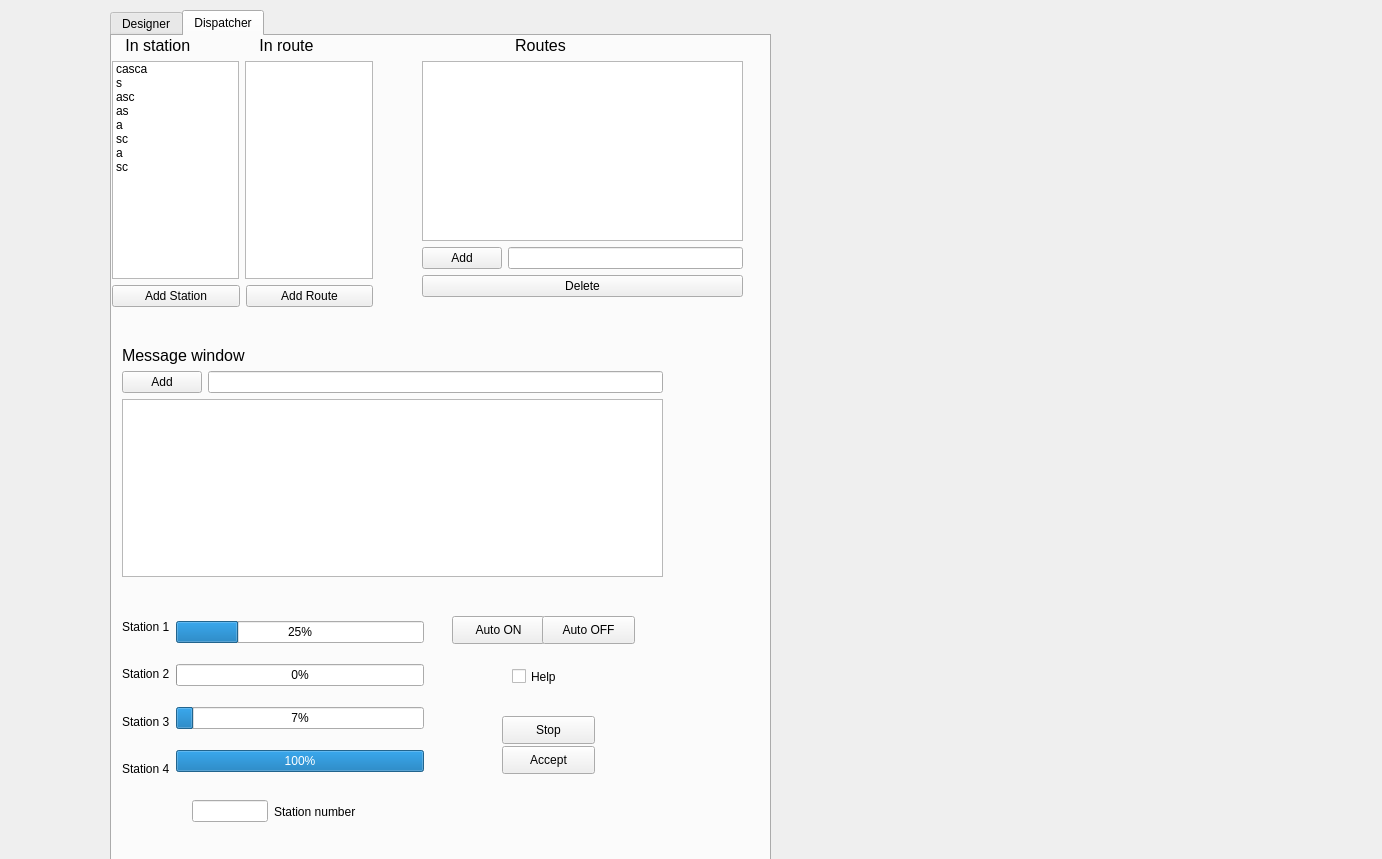
The window that DispatchHero/DispatchHero_dockwidget_base.ui (pimklaassen/GEO1005) describes before a commit, drawn with Qt 5.
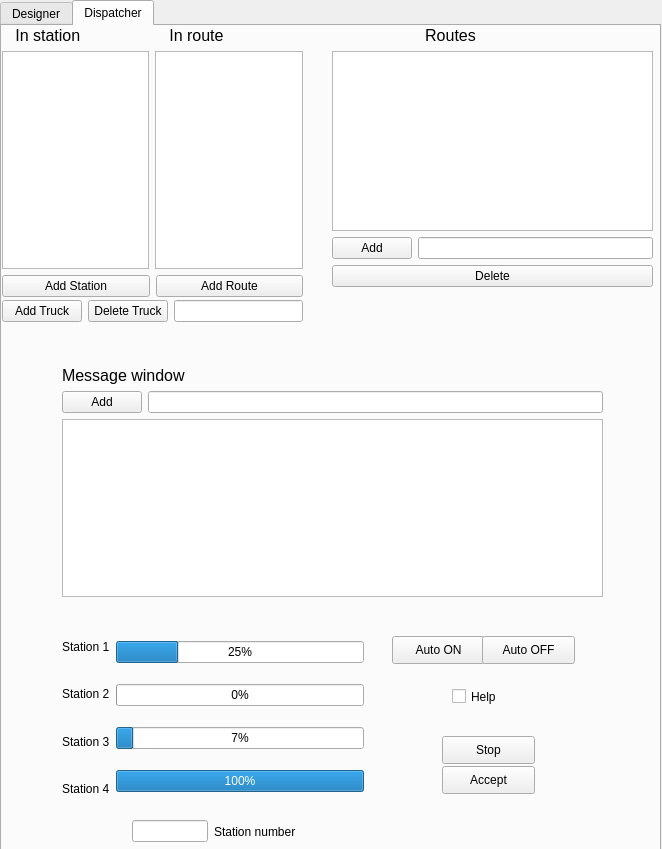
The same window after the commit.

Commit message: Trucks implemented

Diff of the .ui file:
```diff
--- a/DispatchHero/DispatchHero_dockwidget_base.ui
+++ b/DispatchHero/DispatchHero_dockwidget_base.ui
@@ -6,8 +6,8 @@
    <rect>
     <x>0</x>
     <y>0</y>
-    <width>1382</width>
-    <height>859</height>
+    <width>662</width>
+    <height>849</height>
    </rect>
   </property>
   <property name="windowTitle">
@@ -16,8 +16,8 @@
   <widget class="QTabWidget" name="Tab">
    <property name="geometry">
     <rect>
-     <x>110</x>
-     <y>10</y>
+     <x>0</x>
+     <y>0</y>
      <width>661</width>
      <height>851</height>
     </rect>
@@ -150,7 +150,7 @@
       <rect>
        <x>0</x>
        <y>0</y>
-       <width>261</width>
+       <width>301</width>
        <height>271</height>
       </rect>
      </property>
@@ -186,48 +186,7 @@
       <item>
        <layout class="QHBoxLayout" name="horizontalLayout_5">
         <item>
-         <widget class="QListWidget" name="In_station_list">
-          <item>
-           <property name="text">
-            <string>casca</string>
-           </property>
-          </item>
-          <item>
-           <property name="text">
-            <string>s</string>
-           </property>
-          </item>
-          <item>
-           <property name="text">
-            <string>asc</string>
-           </property>
-          </item>
-          <item>
-           <property name="text">
-            <string>as</string>
-           </property>
-          </item>
-          <item>
-           <property name="text">
-            <string>a</string>
-           </property>
-          </item>
-          <item>
-           <property name="text">
-            <string>sc</string>
-           </property>
-          </item>
-          <item>
-           <property name="text">
-            <string>a</string>
-           </property>
-          </item>
-          <item>
-           <property name="text">
-            <string>sc</string>
-           </property>
-          </item>
-         </widget>
+         <widget class="QListWidget" name="In_station_list"/>
         </item>
         <item>
          <widget class="QListWidget" name="In_route_list"/>
@@ -257,7 +216,7 @@
     <widget class="QWidget" name="verticalLayoutWidget_3">
      <property name="geometry">
       <rect>
-       <x>310</x>
+       <x>330</x>
        <y>0</y>
        <width>321</width>
        <height>261</height>
@@ -309,8 +268,8 @@
     <widget class="QWidget" name="horizontalLayoutWidget">
      <property name="geometry">
       <rect>
-       <x>10</x>
-       <y>570</y>
+       <x>60</x>
+       <y>600</y>
        <width>302</width>
        <height>183</height>
       </rect>
@@ -388,8 +347,8 @@
     <widget class="QPushButton" name="Auto_ON">
      <property name="geometry">
       <rect>
-       <x>340</x>
-       <y>580</y>
+       <x>390</x>
+       <y>610</y>
        <width>93</width>
        <height>28</height>
       </rect>
@@ -401,8 +360,8 @@
     <widget class="QPushButton" name="Accept">
      <property name="geometry">
       <rect>
-       <x>390</x>
-       <y>710</y>
+       <x>440</x>
+       <y>740</y>
        <width>93</width>
        <height>28</height>
       </rect>
@@ -414,8 +373,8 @@
     <widget class="QPushButton" name="Auto_OFF">
      <property name="geometry">
       <rect>
-       <x>430</x>
-       <y>580</y>
+       <x>480</x>
+       <y>610</y>
        <width>93</width>
        <height>28</height>
       </rect>
@@ -427,8 +386,8 @@
     <widget class="QPushButton" name="Stop">
      <property name="geometry">
       <rect>
-       <x>390</x>
-       <y>680</y>
+       <x>440</x>
+       <y>710</y>
        <width>93</width>
        <height>28</height>
       </rect>
@@ -440,8 +399,8 @@
     <widget class="QWidget" name="verticalLayoutWidget_4">
      <property name="geometry">
       <rect>
-       <x>10</x>
-       <y>310</y>
+       <x>60</x>
+       <y>340</y>
        <width>541</width>
        <height>231</height>
       </rect>
@@ -481,8 +440,8 @@
     <widget class="QCheckBox" name="Avalilable">
      <property name="geometry">
       <rect>
-       <x>400</x>
-       <y>610</y>
+       <x>450</x>
+       <y>640</y>
        <width>121</width>
        <height>61</height>
       </rect>
@@ -494,8 +453,8 @@
     <widget class="QWidget" name="horizontalLayoutWidget_5">
      <property name="geometry">
       <rect>
-       <x>80</x>
-       <y>760</y>
+       <x>130</x>
+       <y>790</y>
        <width>180</width>
        <height>31</height>
       </rect>
@@ -513,6 +472,35 @@
       </item>
      </layout>
     </widget>
+    <widget class="QWidget" name="horizontalLayoutWidget_2">
+     <property name="geometry">
+      <rect>
+       <x>0</x>
+       <y>270</y>
+       <width>301</width>
+       <height>31</height>
+      </rect>
+     </property>
+     <layout class="QHBoxLayout" name="New_truck">
+      <item>
+       <widget class="QPushButton" name="Add_truck">
+        <property name="text">
+         <string>Add Truck</string>
+        </property>
+       </widget>
+      </item>
+      <item>
+       <widget class="QPushButton" name="Delete_truck">
+        <property name="text">
+         <string>Delete Truck</string>
+        </property>
+       </widget>
+      </item>
+      <item>
+       <widget class="QLineEdit" name="Truck_text"/>
+      </item>
+     </layout>
+    </widget>
    </widget>
   </widget>
  </widget>
```
The commit also changes 2 other files.
